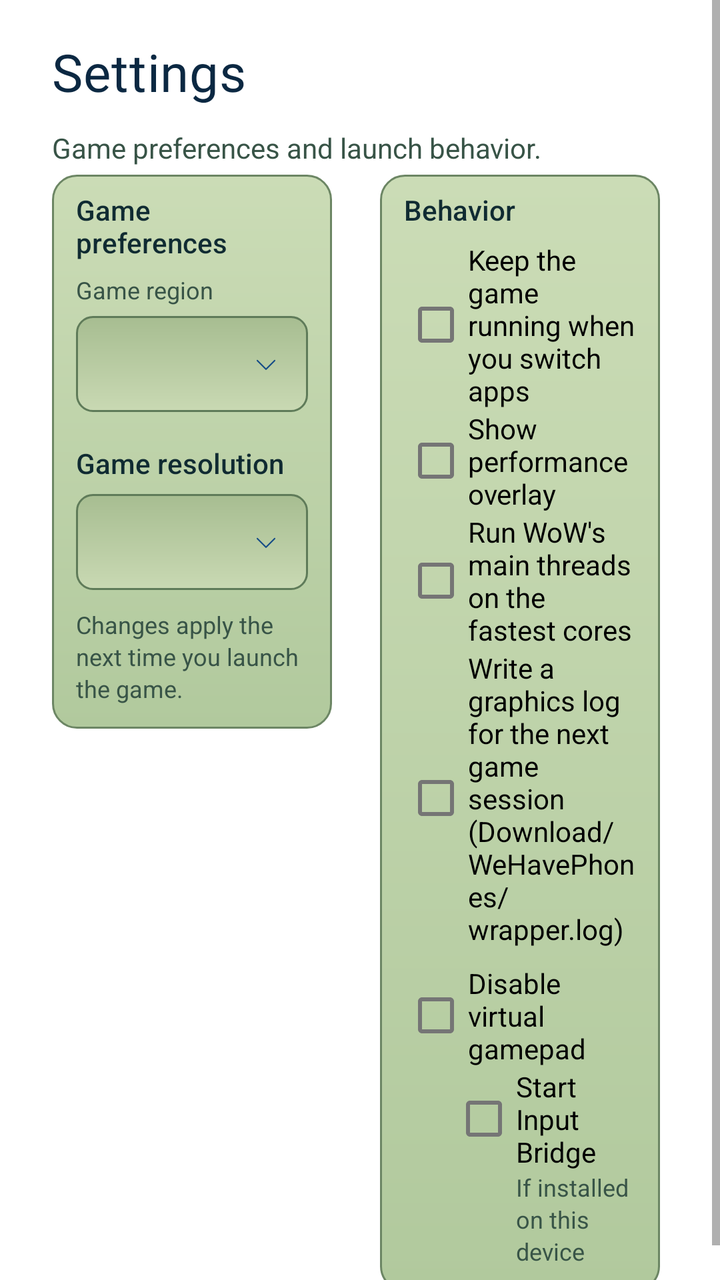
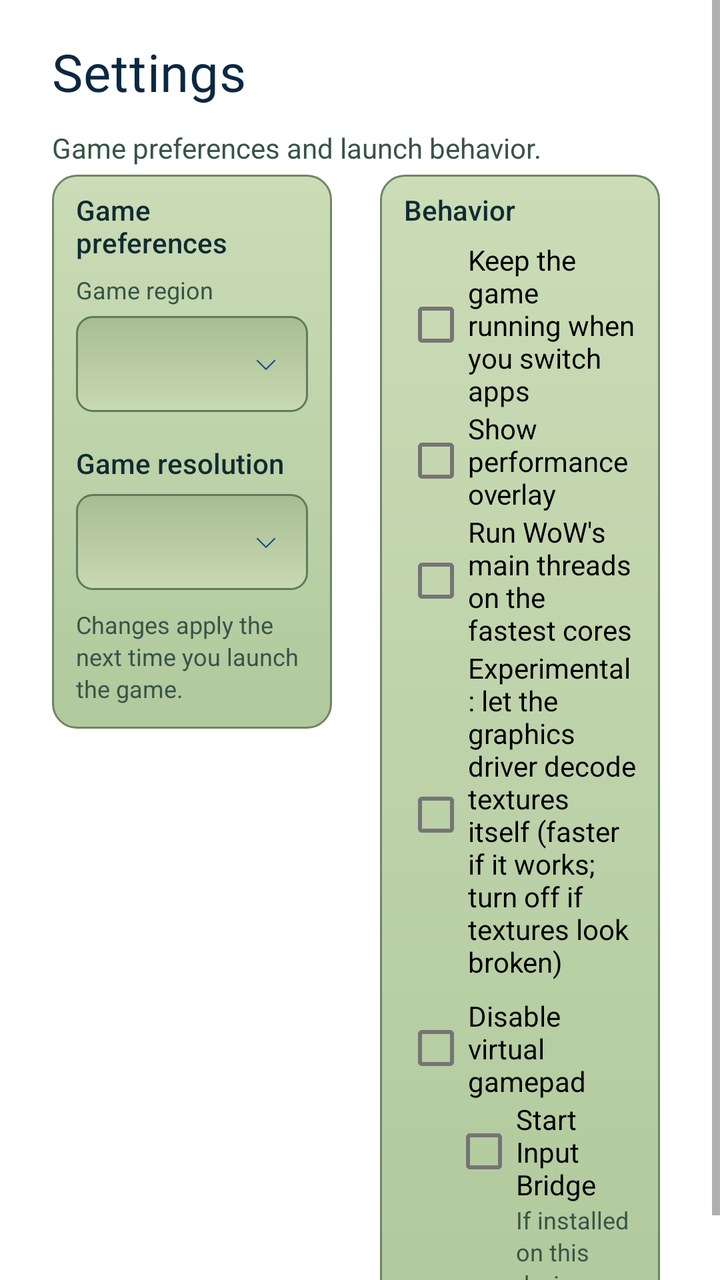

The first picture is an Android layout as it rendered before a commit; the second is the same layout after the commit. The layout source and the unified diff follow.
<!-- AndroidManifest.xml: fallback theme Theme.MaterialComponents.DayNight.NoActionBar -->
<!-- res/layout/fragment_wehavephones_settings.xml -->
<?xml version="1.0" encoding="utf-8"?>
<ScrollView
    xmlns:android="http://schemas.android.com/apk/res/android"
    android:layout_width="match_parent"
    android:layout_height="match_parent"
    android:scrollbars="vertical"
    android:scrollbarStyle="insideInset">
    <LinearLayout
        android:layout_width="match_parent"
        android:layout_height="wrap_content"
        android:orientation="vertical"
        android:paddingLeft="26dp"
        android:paddingRight="26dp"
        android:paddingTop="22dp"
        android:paddingBottom="12dp">
        <TextView
            style="@style/WeHavePhonesScreenTitle"
            android:text="@string/wehavephones_settings_title"
            android:textColor="@color/wehavephones_text_title"
            android:textSize="26sp" />
        <TextView
            style="@style/WeHavePhonesHint"
            android:layout_marginTop="6dp"
            android:text="@string/wehavephones_settings_intro"
            android:textSize="14sp" />
        <LinearLayout
            android:layout_width="match_parent"
            android:layout_height="wrap_content"
            android:orientation="horizontal"
            android:baselineAligned="false"
            android:layout_marginTop="4dp">
            <LinearLayout
                android:layout_width="0dp"
                android:layout_height="wrap_content"
                android:layout_weight="1"
                android:layout_marginRight="12dp"
                android:orientation="vertical"
                android:background="@drawable/wehavephones_card_background"
                android:paddingLeft="12dp"
                android:paddingRight="12dp"
                android:paddingTop="8dp"
                android:paddingBottom="12dp">
                <TextView
                    style="@style/WeHavePhonesSectionLabel"
                    android:layout_marginTop="0dp"
                    android:text="@string/wehavephones_settings_game_preferences" />
                <TextView
                    style="@style/WeHavePhonesHint"
                    android:text="@string/wehavephones_setup_region"
                    android:layout_marginBottom="5dp" />
                <Spinner
                    android:id="@+id/SPSettingsRegion"
                    android:layout_width="match_parent"
                    android:layout_height="48dp"
                    android:background="@drawable/wehavephones_dropdown"
                    android:contentDescription="@string/wehavephones_setup_region" />
                <TextView
                    style="@style/WeHavePhonesSectionLabel"
                    android:text="@string/wehavephones_settings_resolution_title" />
                <Spinner
                    android:id="@+id/SPGameResolution"
                    android:layout_width="match_parent"
                    android:layout_height="48dp"
                    android:background="@drawable/wehavephones_dropdown"
                    android:contentDescription="@string/wehavephones_settings_resolution_title" />
                <TextView
                    style="@style/WeHavePhonesHint"
                    android:layout_marginTop="9dp"
                    android:text="@string/wehavephones_settings_region_hint" />
            </LinearLayout>
            <LinearLayout
                android:layout_width="0dp"
                android:layout_height="wrap_content"
                android:layout_weight="1"
                android:layout_marginLeft="12dp"
                android:orientation="vertical"
                android:background="@drawable/wehavephones_card_background"
                android:paddingLeft="12dp"
                android:paddingRight="12dp"
                android:paddingTop="8dp"
                android:paddingBottom="12dp">
                <TextView
                    style="@style/WeHavePhonesSectionLabel"
                    android:layout_marginTop="0dp"
                    android:text="@string/wehavephones_settings_behavior_title" />
                <CheckBox
                    android:id="@+id/CBKeepRunningInBackground"
                    android:layout_width="match_parent"
                    android:layout_height="wrap_content"
                    android:text="@string/wehavephones_settings_keep_running" />
                <CheckBox
                    android:id="@+id/CBPerformanceOverlay"
                    android:layout_width="match_parent"
                    android:layout_height="wrap_content"
                    android:text="@string/wehavephones_settings_performance_overlay" />
                <CheckBox
                    android:id="@+id/CBPrimeCores"
                    android:layout_width="match_parent"
                    android:layout_height="wrap_content"
                    android:text="@string/azeroid_settings_prime_cores" />
                <CheckBox
                    android:id="@+id/CBGraphicsLogOnce"
                    android:layout_width="match_parent"
                    android:layout_height="wrap_content"
                    android:text="@string/azeroid_settings_graphics_log_once" />
                <CheckBox
                    android:id="@+id/CBDisableVirtualGamepad"
                    android:layout_width="match_parent"
                    android:layout_height="wrap_content"
                    android:layout_marginTop="8dp"
                    android:text="@string/wehavephones_settings_disable_virtual_gamepad" />
                <CheckBox
                    android:id="@+id/CBStartInputBridge"
                    android:layout_width="match_parent"
                    android:layout_height="wrap_content"
                    android:layout_marginLeft="24dp"
                    android:text="@string/wehavephones_settings_input_bridge" />
                <TextView
                    style="@style/WeHavePhonesHint"
                    android:layout_marginLeft="56dp"
                    android:text="@string/wehavephones_settings_input_bridge_hint" />
            </LinearLayout>
        </LinearLayout>
    </LinearLayout>
</ScrollView>
<!-- resources referenced by this layout -->
<resources>
  <color name="wehavephones_text_title">#0B2842</color>
  <!-- drawable wehavephones_card_background (drawable) -->
  <?xml version="1.0" encoding="utf-8"?>
  <shape
      xmlns:android="http://schemas.android.com/apk/res/android"
      android:shape="rectangle">
      <corners
          android:radius="12dp" />
      <gradient
          android:angle="270"
          android:startColor="#CBDCB6"
          android:endColor="#B1C99D" />
      <stroke
          android:width="1dp"
          android:color="#6C8664" />
  </shape>
  <!-- drawable wehavephones_dropdown (drawable) -->
  <?xml version="1.0" encoding="utf-8"?>
  <layer-list
      xmlns:android="http://schemas.android.com/apk/res/android">
      <item
          android:drawable="@drawable/wehavephones_field" />
      <item
          android:drawable="@drawable/wehavephones_ic_chevron_down"
          android:gravity="end|center_vertical"
          android:right="14dp" />
  </layer-list>
  <string name="azeroid_settings_graphics_log_once">Write a graphics log for the next game session (Download/WeHavePhones/wrapper.log)</string>
  <string name="azeroid_settings_prime_cores">Run WoW\'s main threads on the fastest cores</string>
  <string name="wehavephones_settings_behavior_title">Behavior</string>
  <string name="wehavephones_settings_disable_virtual_gamepad">Disable virtual gamepad</string>
  <string name="wehavephones_settings_game_preferences">Game preferences</string>
  <string name="wehavephones_settings_input_bridge">Start Input Bridge</string>
  <string name="wehavephones_settings_input_bridge_hint">If installed on this device</string>
  <string name="wehavephones_settings_intro">Game preferences and launch behavior.</string>
  <string name="wehavephones_settings_keep_running">Keep the game running when you switch apps</string>
  <string name="wehavephones_settings_performance_overlay">Show performance overlay</string>
  <string name="wehavephones_settings_region_hint">Changes apply the next time you launch the game.</string>
  <string name="wehavephones_settings_resolution_title">Game resolution</string>
  <string name="wehavephones_settings_title">Settings</string>
  <string name="wehavephones_setup_region">Game region</string>
  <style name="WeHavePhonesHint">
          <item name="android:layout_width">match_parent</item>
          <item name="android:layout_height">wrap_content</item>
          <item name="android:textColor">@color/wehavephones_text_dim</item>
          <item name="android:textSize">12sp</item>
          <item name="android:lineSpacingExtra">2dp</item>
      </style>
  <style name="WeHavePhonesScreenTitle" parent="WeHavePhonesHeader">
          <item name="android:gravity">start</item>
          <item name="android:textSize">26sp</item>
          <item name="android:layout_marginBottom">6dp</item>
          <item name="android:letterSpacing">0.01</item>
      </style>
  <!-- drawable wehavephones_field (drawable) -->
  <?xml version="1.0" encoding="utf-8"?>
  <shape
      xmlns:android="http://schemas.android.com/apk/res/android"
      android:shape="rectangle">
      <corners
          android:radius="8dp" />
      <gradient
          android:angle="270"
          android:startColor="#A7BD91"
          android:endColor="#C9D9B3" />
      <stroke
          android:width="1dp"
          android:color="#5F7B59" />
  </shape>
  <color name="wehavephones_text_dim">#385447</color>
  <style name="WeHavePhonesHeader">
          <item name="android:layout_width">match_parent</item>
          <item name="android:layout_height">wrap_content</item>
          <item name="android:fontFamily">@font/wehavephones_lcd</item>
          <item name="android:textColor">@color/wehavephones_text_title</item>
          <item name="android:textSize">28sp</item>
          <item name="android:includeFontPadding">false</item>
      </style>
  <color name="wehavephones_text">#102B32</color>
  <color name="wehavephones_accent">#164C87</color>
  <!-- unchanged entries left out for length: 2 -->
</resources>

<!-- the commit's change to res/layout/fragment_wehavephones_settings.xml (unified diff, before → after) -->
@@ -99,10 +99,10 @@
                     android:layout_height="wrap_content"
                     android:text="@string/azeroid_settings_prime_cores" />
                 <CheckBox
-                    android:id="@+id/CBGraphicsLogOnce"
+                    android:id="@+id/CBNativeTextures"
                     android:layout_width="match_parent"
                     android:layout_height="wrap_content"
-                    android:text="@string/azeroid_settings_graphics_log_once" />
+                    android:text="@string/azeroid_settings_native_textures" />
                 <CheckBox
                     android:id="@+id/CBDisableVirtualGamepad"
                     android:layout_width="match_parent"
<!-- resource entries referenced after the edit -->
@@ -27,7 +27,7 @@
           android:gravity="end|center_vertical"
           android:right="14dp" />
   </layer-list>
-  <string name="azeroid_settings_graphics_log_once">Write a graphics log for the next game session (Download/WeHavePhones/wrapper.log)</string>
+  <string name="azeroid_settings_native_textures">Experimental: let the graphics driver decode textures itself (faster if it works; turn off if textures look broken)</string>
   <string name="azeroid_settings_prime_cores">Run WoW\'s main threads on the fastest cores</string>
   <string name="wehavephones_settings_behavior_title">Behavior</string>
   <string name="wehavephones_settings_disable_virtual_gamepad">Disable virtual gamepad</string>
